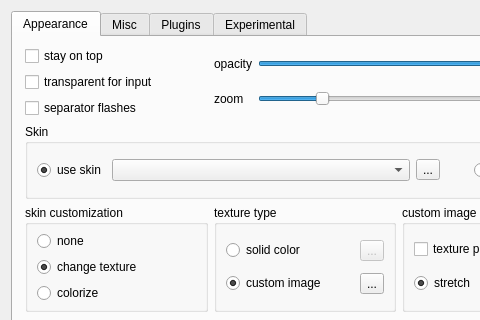
The window that digital_clock/gui/settings_dialog.ui (Kolcha/DigitalClock4) describes before a commit, drawn with Qt 5; both pictures show x 0 to 480 and y 0 to 320 of the 610 by 446 pixel window.
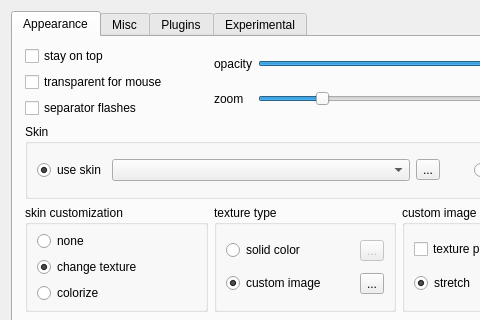
The same window after the commit. Icons and pictures are not drawn. Custom widgets are drawn as their Qt base class.

The edit to the form file:
```diff
--- a/digital_clock/gui/settings_dialog.ui
+++ b/digital_clock/gui/settings_dialog.ui
@@ -112,7 +112,7 @@
          <item>
           <widget class="QCheckBox" name="transp_for_input">
            <property name="text">
-            <string>transparent for input</string>
+            <string>transparent for mouse</string>
            </property>
           </widget>
          </item>
```
Left out of the diff: 2 changed lines with no effect on the pictures.
